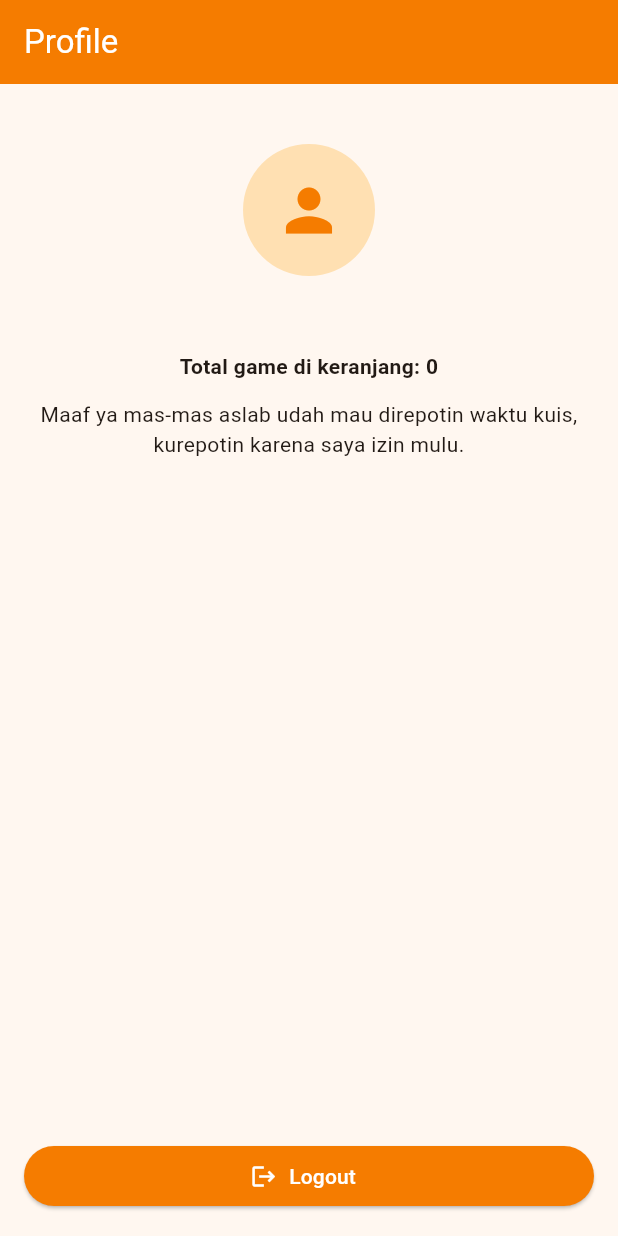
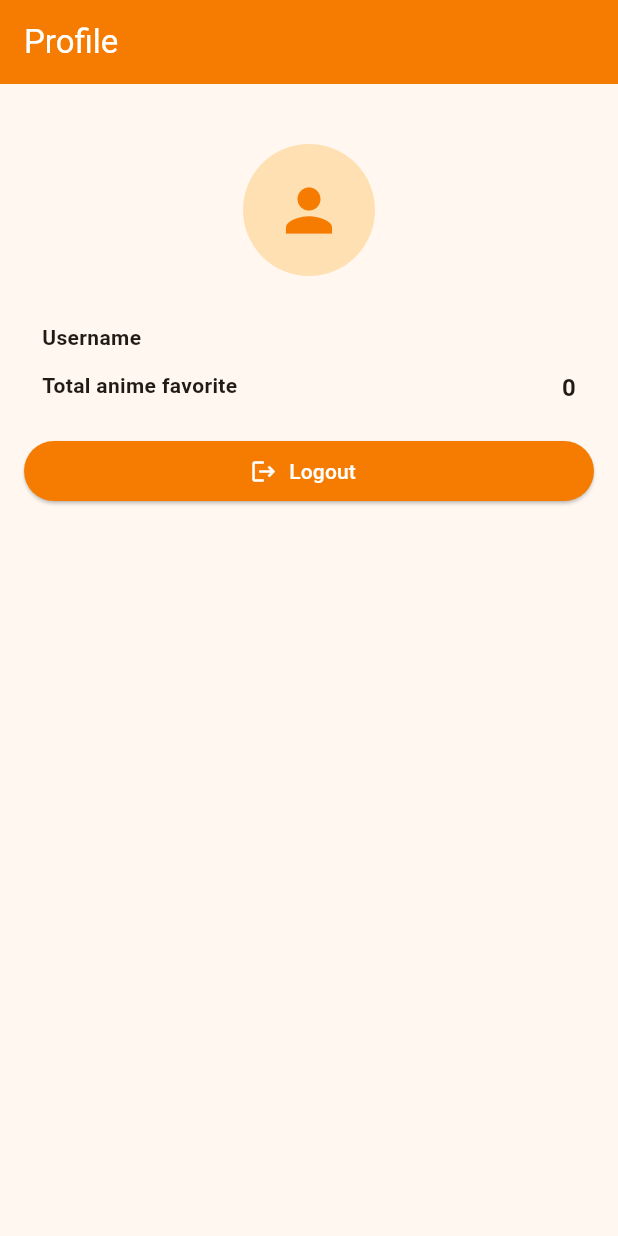
Before and after one commit to mandltf/123230138_Responsi_Mobile, a Flutter app: the ProfileScreen screen opened directly with empty values, on a phone screen of 412 x 824 dp. Run offline on Flutter 3.47's test engine with Material 3 defaults, Android fonts, the light colour scheme and no system bars; our stand-ins replace hive_flutter, shared_preferences; accounts and stored records are empty.

Commit message:
jadikan 2 baris 2 kolom

```diff
--- a/lib/screens/profile_screen.dart
+++ b/lib/screens/profile_screen.dart
@@ -40,23 +40,35 @@ class ProfileScreen extends StatelessWidget {
                   ),
                 ),
                 const SizedBox(height: 12),
-                Text(
-                  username,
-                  style: const TextStyle(fontSize: 18, fontWeight: FontWeight.bold),
-                  textAlign: TextAlign.center,
+                const SizedBox(height: 8),
+                Container(
+                  padding: const EdgeInsets.symmetric(horizontal: 12, vertical: 8),
+                  child: Row(
+                    children: [
+                      Expanded(
+                        child: Column(
+                          crossAxisAlignment: CrossAxisAlignment.start,
+                          children: const [
+                            Text('Username', style: TextStyle(fontWeight: FontWeight.w600)),
+                            SizedBox(height: 12),
+                            Text('Total anime favorite', style: TextStyle(fontWeight: FontWeight.w600)),
+                          ],
+                        ),
+                      ),
+                      Expanded(
+                        child: Column(
+                          crossAxisAlignment: CrossAxisAlignment.end,
+                          children: [
+                            Text(username, style: const TextStyle(fontSize: 16, fontWeight: FontWeight.bold)),
+                            const SizedBox(height: 12),
+                            Text('$totalGames', style: const TextStyle(fontSize: 16, fontWeight: FontWeight.bold)),
+                          ],
+                        ),
+                      ),
+                    ],
+                  ),
                 ),
                 const SizedBox(height: 12),
-                Text(
-                  'Total game di keranjang: $totalGames',
-                  textAlign: TextAlign.center,
-                  style: const TextStyle(fontWeight: FontWeight.w600),
-                ),
-                const SizedBox(height: 12),
-                const Text(
-                  'Maaf ya mas-mas aslab udah mau direpotin waktu kuis, kurepotin karena saya izin mulu.',
-                  textAlign: TextAlign.center,
-                ),
-                const Spacer(),
                 SizedBox(
                   width: double.infinity,
                   child: ElevatedButton.icon(
```
